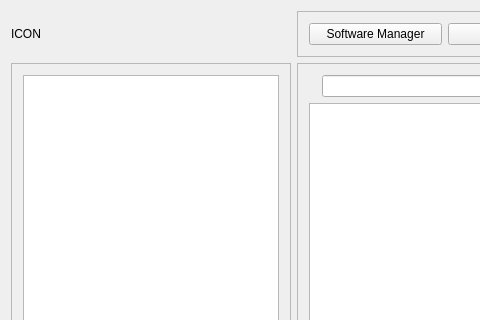
danlo8600/KSC, file src/KscInterface/ksc.ui: the form before one commit; both pictures show x 0 to 480 and y 0 to 320 of the 1019 by 683 pixel window.
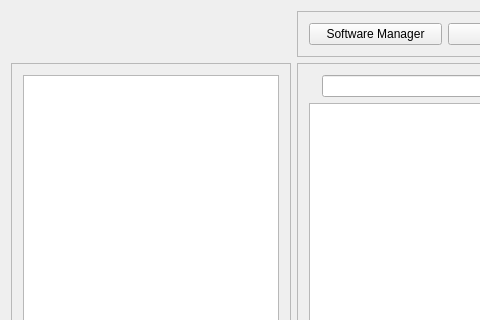
The form after the commit. Icons and pictures are not drawn.

Commit message: Add event button change icon, and abgiust the icon for the button.

What changed in the file:
```diff
--- a/src/KscInterface/ksc.ui
+++ b/src/KscInterface/ksc.ui
@@ -255,7 +255,10 @@
     <item row="0" column="0">
      <widget class="QLabel" name="mainIcon">
       <property name="text">
-       <string>ICON</string>
+       <string/>
+      </property>
+      <property name="alignment">
+       <set>Qt::AlignCenter</set>
       </property>
      </widget>
     </item>
```
Left out of the diff: 4 changed lines with no effect on the pictures. The commit also changes 1 other file.
